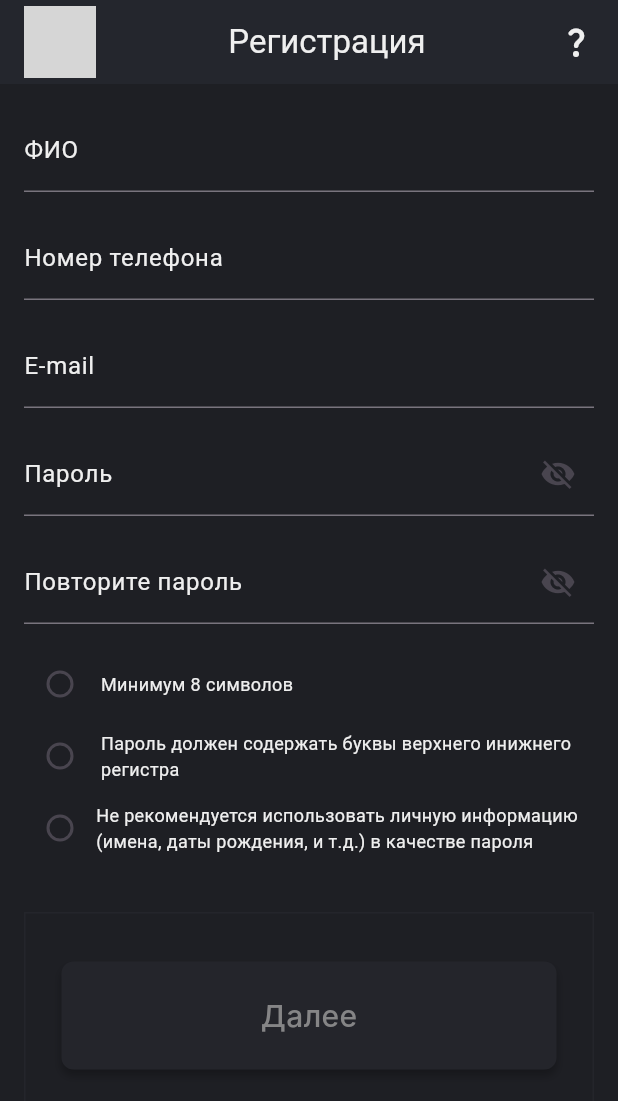
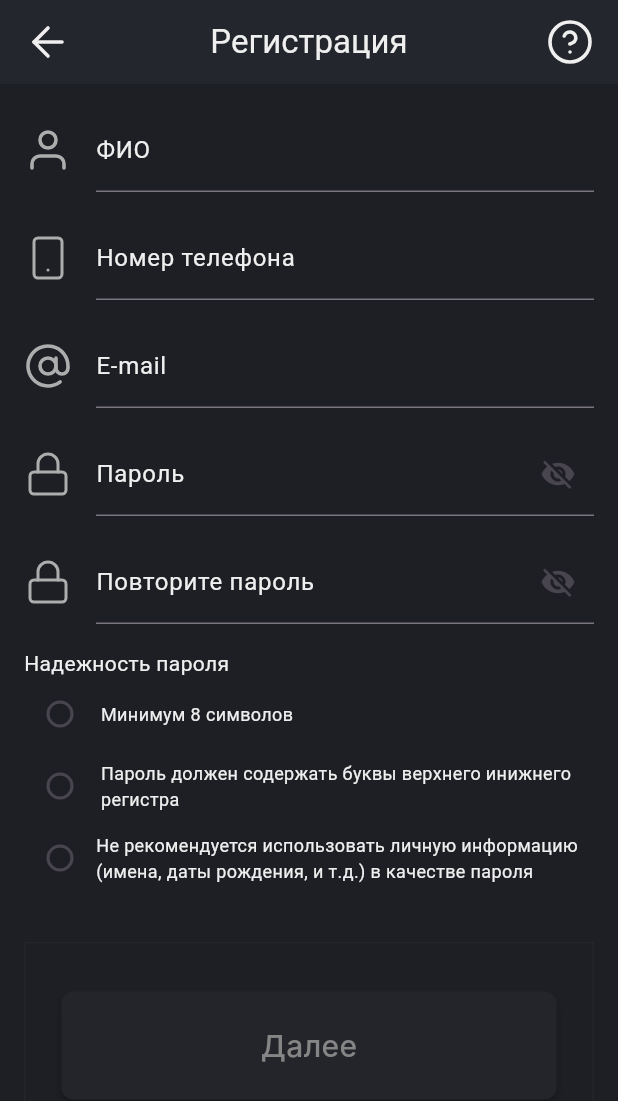
Before and after one commit to PLUXVR/rtk, a Flutter app: the screen it shows after launch, on a phone screen of 412 x 824 dp. Shown: the top 1101 px of the screen. Run offline on Flutter 3.47's test engine with Material 3 defaults, Android fonts, the phone set to English and light mode, and no system bars; our stand-ins replace flutter_svg; Roboto replaces fonts that are missing (Inter); grey boxes are pictures that could not be loaded.

Commit message:
icons input

```diff
--- a/lib/registration_screen.dart
+++ b/lib/registration_screen.dart
@@ -65,10 +65,7 @@
               style: TextStyle(color: Color.fromRGBO(239, 239, 239, 1)),
             ),
             Spacer(),
-            Icon(
-              Icons.question_mark_rounded,
-              color: Color.fromRGBO(239, 239, 239, 1),
-            ),
+            SvgPicture.asset('assets/icons/help-circle.svg'),
           ],
         ),
       ),
@@ -81,6 +78,11 @@
             children: <Widget>[
               TextFormField(
                 decoration: InputDecoration(
+                  icon: SvgPicture.asset(
+                    'assets/icons/user.svg',
+                    width: 32,
+                    height: 32,
+                  ),
                   labelStyle:
                       TextStyle(color: Color.fromRGBO(239, 239, 239, 1)),
                   labelText: 'ФИО',
@@ -100,6 +102,11 @@
                   FilteringTextInputFormatter.digitsOnly,
                 ],
                 decoration: InputDecoration(
+                  icon: SvgPicture.asset(
+                    'assets/icons/smartphone.svg',
+                    width: 32,
+                    height: 32,
+                  ),
                   labelStyle:
                       TextStyle(color: Color.fromRGBO(239, 239, 239, 1)),
                   labelText: 'Номер телефона',
@@ -116,6 +123,11 @@
               TextFormField(
                 keyboardType: TextInputType.emailAddress,
                 decoration: InputDecoration(
+                  icon: SvgPicture.asset(
+                    'assets/icons/at-sign.svg',
+                    width: 32,
+                    height: 32,
+                  ),
                   labelStyle:
                       TextStyle(color: Color.fromRGBO(239, 239, 239, 1)),
                   labelText: 'E-mail',
@@ -136,6 +148,11 @@
                 controller: _passwordController,
                 obscureText: _obscureText,
                 decoration: InputDecoration(
+                  icon: SvgPicture.asset(
+                    'assets/icons/lock.svg',
+                    width: 32,
+                    height: 32,
+                  ),
                   labelStyle:
                       TextStyle(color: Color.fromRGBO(239, 239, 239, 1)),
                   labelText: 'Пароль',
@@ -163,10 +180,15 @@
                 controller: _confirmPasswordController,
                 obscureText: _obscureConfirmText,
                 decoration: InputDecoration(
+                  icon: SvgPicture.asset(
+                    'assets/icons/lock.svg',
+                    width: 32,
+                    height: 32,
+                  ),
                   labelStyle:
                       TextStyle(color: Color.fromRGBO(239, 239, 239, 1)),
                   labelText: 'Повторите пароль',
-                  hintText: 'Enter your password again',
+                  // hintText: 'Enter your password again',
                   suffixIcon: GestureDetector(
                     onTap: _toggleObscureConfirmText,
                     child: Icon(
@@ -186,8 +208,13 @@
                   return null;
                 },
               ),
-              SizedBox(height: 16.0),
+              const SizedBox(height: 16.0),
+              const Text('Надежность пароля',
+                  style: TextStyle(
+                    color: Color.fromRGBO(239, 239, 239, 1),
+                  )),
               Column(
+                mainAxisAlignment: MainAxisAlignment.start,
                 children: <Widget>[
                   Row(
                     children: [
@@ -209,7 +236,7 @@
                       ),
                     ],
                   ),
-                  SizedBox(width: 16.0),
+                  const SizedBox(width: 16.0),
                   Row(
                     children: [
                       Checkbox(
--- a/pubspec.yaml
+++ b/pubspec.yaml
@@ -61,6 +61,7 @@
   # To add assets to your application, add an assets section, like this:
   assets:
     - assets/
+    - assets/icons/
   #   - images/a_dot_ham.jpeg
 
   # An image asset can refer to one or more resolution-specific "variants", see
```
Also changed, not shown: assets/icons/arrow-left.png (deleted), assets/icons/at-sign.svg (added), assets/icons/help-circle.svg (added), assets/icons/lock.svg (added), assets/icons/smartphone.svg (added), assets/icons/user.svg (added), pubspec.lock.
